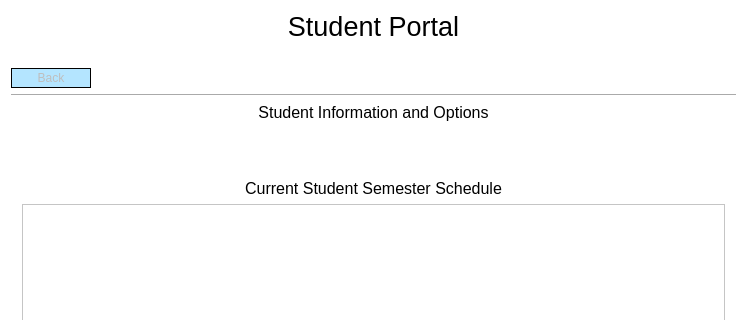
Qt form Form Files/studentView.ui (alixabahena/SIMS) before a commit; both pictures show x 0 to 747 and y 0 to 320 of the 747 by 614 pixel window.
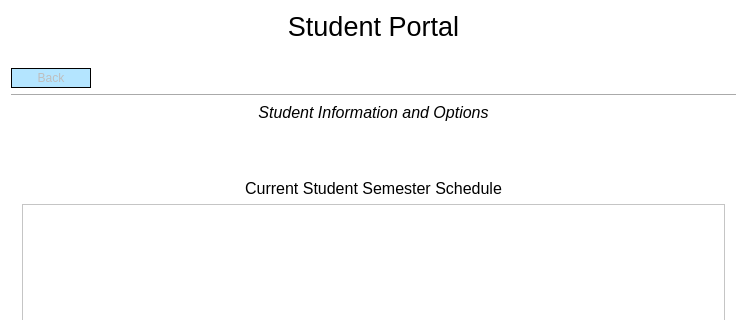
The same form after that commit. The open tabs and pages were chosen to show the change.

Commit message: Changed the color of all UI to be uniform

```diff
--- a/Form Files/studentView.ui
+++ b/Form Files/studentView.ui
@@ -85,6 +85,7 @@
        <property name="font">
         <font>
          <pointsize>12</pointsize>
+         <italic>true</italic>
         </font>
        </property>
        <property name="text">
```
Left out of the diff: 34 changed lines with no effect on the pictures. The commit also changes 5 other files.
